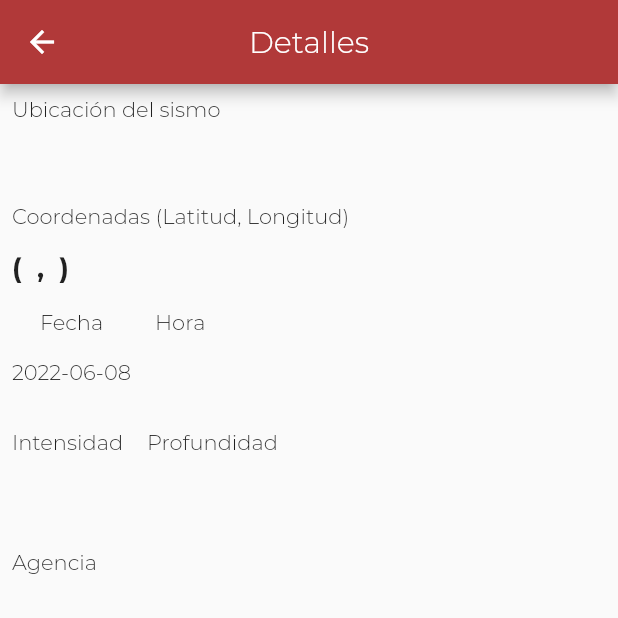
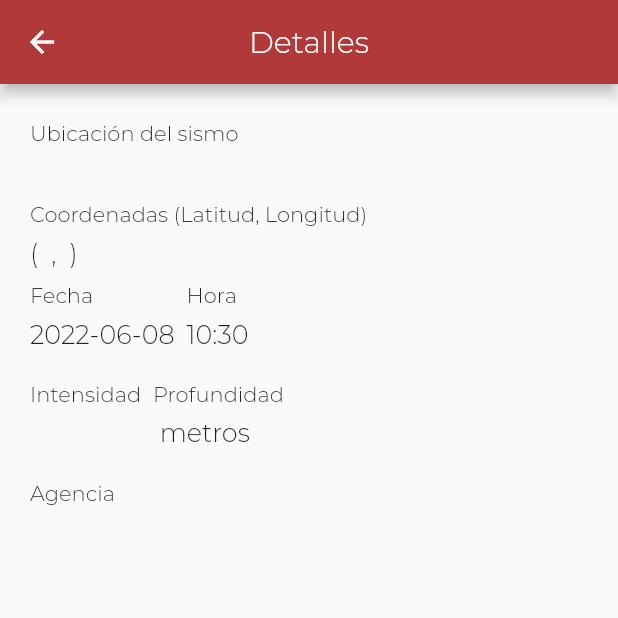
Before and after one commit to Mvillablancae/FlutterEarthquakes, a Flutter app: the DetailsPage screen opened directly with empty values, on a phone screen of 412 x 824 dp, the top half of it. Run offline on Flutter 3.47's test engine with Material 2 defaults, Android fonts, the phone set to English and light mode, and no system bars; our stand-ins replace dio; network calls fail; project files that could hold a hidden picture were left out.

Commit message:
Mejoras esteticas a detalles
Retoques de fuentes y espaciados

```diff
--- a/flutterearthquakes/lib/features/earthquakes/presentation/views/details_page.dart
+++ b/flutterearthquakes/lib/features/earthquakes/presentation/views/details_page.dart
@@ -6,6 +6,7 @@ import 'package:flutterearthquakes/resources/viewBuilder/textStyles.dart';
 import 'package:provider/provider.dart';
 
 import '../../../../resources/colors.dart';
+import '../../../../resources/viewBuilder/viewBuilder.dart';
 
 class DetailsPage extends StatelessWidget {
   DetailsPage({Key? key, required this.sismo}) : super(key: key);
@@ -14,63 +15,124 @@ class DetailsPage extends StatelessWidget {
 
   @override
   Widget build(BuildContext context) {
+    print(dateFormat(sismo.fecha));
+    return ViewBuilder(
+      builder: (context, sizingInformation) {
         return Scaffold(
           appBar: AppBar(
             title: const Text("Detalles"),
             backgroundColor: primaryColor,
             centerTitle: true,
           ),
-      body: Column(
+          body: Padding(
+            padding:
+                const EdgeInsets.symmetric(horizontal: 16.0, vertical: 20.0),
+            child: Column(
               mainAxisAlignment: MainAxisAlignment.start,
               crossAxisAlignment: CrossAxisAlignment.start,
               children: [
-          Padding(
-            padding: const EdgeInsets.all(8.0),
+                const Padding(
+                  padding: EdgeInsets.all(4.0),
                   child: Text(
                     "Ubicación del sismo",
                     style: dateStyle,
                   ),
                 ),
                 Padding(
-            padding: const EdgeInsets.all(8.0),
+                  padding: const EdgeInsets.all(4.0),
                   child: Text(
                     sismo.refGeografica,
-              style: titleStyle,
+                    style: detailItemStyle,
                   ),
                 ),
-          Padding(
-            padding: const EdgeInsets.all(8.0),
+                const Padding(
+                  padding: EdgeInsets.all(4.0),
                   child: Text(
                     "Coordenadas (Latitud, Longitud)",
                     style: dateStyle,
                   ),
                 ),
                 Padding(
-            padding: const EdgeInsets.all(8.0),
+                  padding: const EdgeInsets.all(4.0),
                   child: Text(
                     '( ${sismo.latitud} , ${sismo.longitud} )',
-              style: titleStyle,
+                    style: detailItemStyle,
                   ),
                 ),
-          Flexible(
+                SizedBox(
+                  height: sizingInformation.screenSize.height * 0.08,
+                  width: sizingInformation.screenSize.width,
                   child: Row(
                     children: [
-                Flexible(
-                  flex: 1,
-                  child: Column(
+                      Column(
+                        crossAxisAlignment: CrossAxisAlignment.start,
+                        mainAxisAlignment: MainAxisAlignment.start,
                         children: [
-                      Padding(
-                        padding: const EdgeInsets.all(8.0),
+                          const Padding(
+                            padding: EdgeInsets.all(4.0),
                             child: Text(
                               "Fecha",
                               style: dateStyle,
                             ),
                           ),
                           Padding(
-                        padding: const EdgeInsets.all(8.0),
+                            padding: const EdgeInsets.all(4.0),
                             child: Text(
                               dateFormat(sismo.fecha).split(' ')[0],
+                              style: detailItemStyle,
+                            ),
+                          ),
+                        ],
+                      ),
+                      Flexible(
+                        flex: 1,
+                        child: Column(
+                          crossAxisAlignment: CrossAxisAlignment.start,
+                          mainAxisAlignment: MainAxisAlignment.start,
+                          children: [
+                            const Padding(
+                              padding: EdgeInsets.all(4.0),
+                              child: Text(
+                                "Hora",
                                 style: dateStyle,
+                              ),
+                            ),
+                            Padding(
+                              padding: const EdgeInsets.all(4.0),
+                              child: Text(
+                                dateFormat(sismo.fecha).split(' ').last,
+                                style: detailItemStyle,
+                              ),
+                            ),
+                          ],
+                        ),
+                      ),
+                    ],
+                  ),
+                ),
+                SizedBox(
+                  height: sizingInformation.screenSize.height * 0.08,
+                  width: sizingInformation.screenSize.width,
+                  child: Row(
+                    children: [
+                      Flexible(
+                        flex: 1,
+                        child: Column(
+                          crossAxisAlignment: CrossAxisAlignment.start,
+                          mainAxisAlignment: MainAxisAlignment.start,
+                          children: [
+                            const Padding(
+                              padding: EdgeInsets.all(4.0),
+                              child: Text(
+                                "Intensidad",
+                                style: dateStyle,
+                              ),
+                            ),
+                            Padding(
+                              padding: const EdgeInsets.all(4.0),
+                              child: Text(
+                                sismo.magnitud,
+                                style: detailItemStyle,
                               ),
                             ),
                           ],
@@ -79,19 +141,21 @@ class DetailsPage extends StatelessWidget {
                       Flexible(
                         flex: 1,
                         child: Column(
+                          crossAxisAlignment: CrossAxisAlignment.start,
+                          mainAxisAlignment: MainAxisAlignment.start,
                           children: [
-                      Padding(
-                        padding: const EdgeInsets.all(8.0),
+                            const Padding(
+                              padding: EdgeInsets.all(4.0),
                               child: Text(
-                          "Hora",
+                                "Profundidad",
                                 style: dateStyle,
                               ),
                             ),
                             Padding(
-                        padding: const EdgeInsets.all(8.0),
+                              padding: const EdgeInsets.all(4.0),
                               child: Text(
-                          dateFormat(sismo.fecha).split(' ')[1],
-                          style: dateStyle,
+                                "${sismo.profundidad} metros",
+                                style: detailItemStyle,
                               ),
                             ),
                           ],
@@ -100,71 +164,26 @@ class DetailsPage extends StatelessWidget {
                     ],
                   ),
                 ),
-          Flexible(
-            child: Row(
-              children: [
-                Flexible(
-                  flex: 1,
-                  child: Column(
-                    children: [
-                      Padding(
-                        padding: const EdgeInsets.all(8.0),
-                        child: Text(
-                          "Intensidad",
-                          style: dateStyle,
-                        ),
-                      ),
-                      Padding(
-                        padding: const EdgeInsets.all(8.0),
-                        child: Text(
-                          sismo.magnitud,
-                          style: dateStyle,
-                        ),
-                      ),
-                    ],
-                  ),
-                ),
-                Flexible(
-                  flex: 1,
-                  child: Column(
-                    children: [
-                      Padding(
-                        padding: const EdgeInsets.all(8.0),
-                        child: Text(
-                          "Profundidad",
-                          style: dateStyle,
-                        ),
-                      ),
-                      Padding(
-                        padding: const EdgeInsets.all(8.0),
-                        child: Text(
-                          sismo.profundidad,
-                          style: dateStyle,
-                        ),
-                      ),
-                    ],
-                  ),
-                ),
-              ],
-            ),
-          ),
-          Padding(
-            padding: const EdgeInsets.all(8.0),
+                const Padding(
+                  padding: EdgeInsets.all(4.0),
                   child: Text(
                     "Agencia",
                     style: dateStyle,
                   ),
                 ),
                 Padding(
-            padding: const EdgeInsets.all(8.0),
+                  padding: const EdgeInsets.all(4.0),
                   child: Text(
                     sismo.agencia,
-              style: dateStyle,
+                    style: detailItemStyle,
                   ),
                 ),
-          Flexible(flex: 5, child: SizedBox()),
+                Flexible(flex: 2, child: SizedBox()),
               ],
             ),
+          ),
+        );
+      },
     );
   }
 }
--- a/flutterearthquakes/lib/resources/viewBuilder/textStyles.dart
+++ b/flutterearthquakes/lib/resources/viewBuilder/textStyles.dart
@@ -14,3 +14,8 @@ const TextStyle magnitudeStyle =
 
 const TextStyle itemTitleStyle =
     TextStyle(fontSize: 16, fontWeight: FontWeight.w500, color: shadowColor);
+
+const TextStyle detailItemStyle = TextStyle(
+  fontSize: 17,
+  fontWeight: FontWeight.w500,
+);
```
Lines whose indentation alone changed are shown as unchanged.
